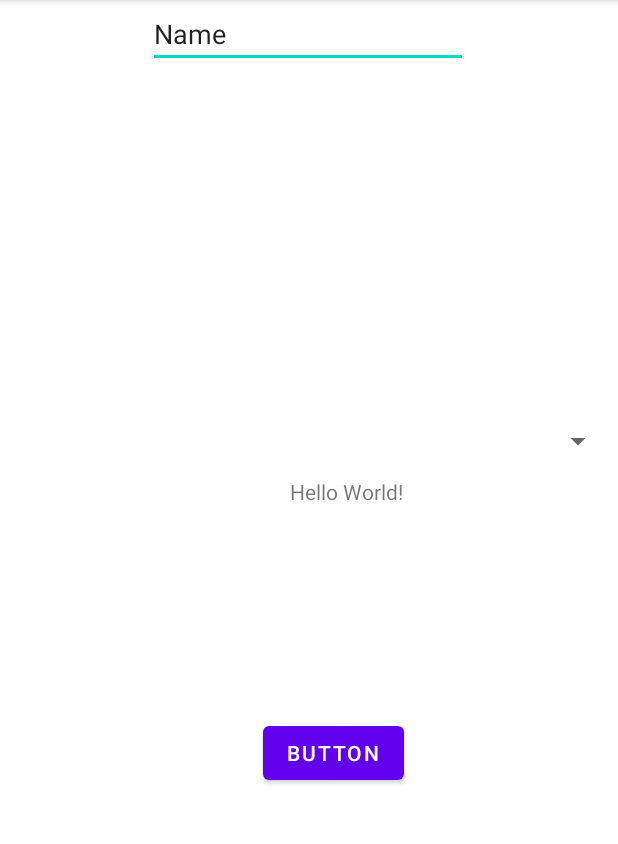
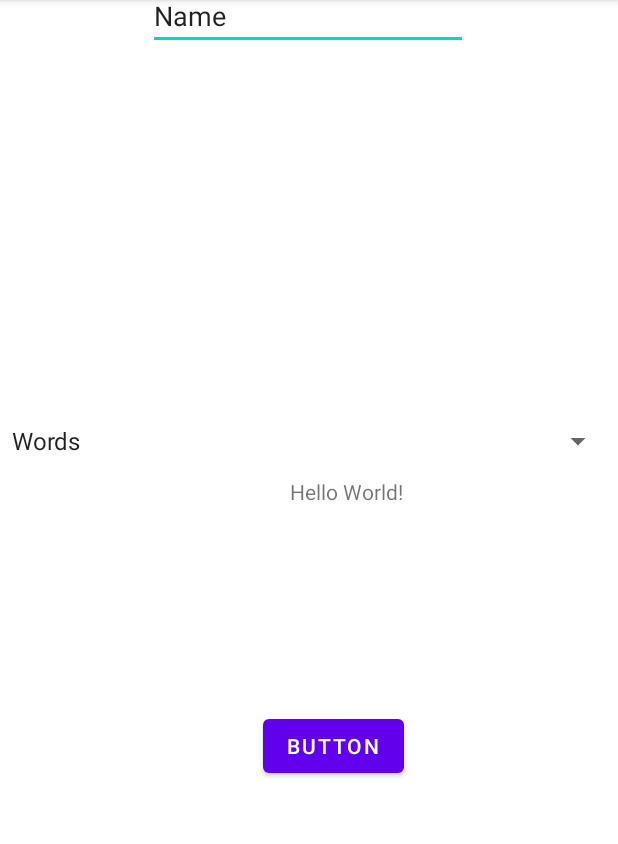
Before and after one commit to IndreATKO/AppTestingIndre, an Android app: the screen it shows after launch (MainActivity), on a phone screen of 412 x 824 dp, the part 84-928 px from its top. Run offline under Robolectric (Android 15) with nearby library versions, the phone set to English and light mode, and no system bars.

```diff
--- a/app/src/main/java/com/example/textcounterindre/MainActivity.java
+++ b/app/src/main/java/com/example/textcounterindre/MainActivity.java
@@ -3,12 +3,47 @@ package com.example.textcounterindre;
 import androidx.appcompat.app.AppCompatActivity;
 
 import android.os.Bundle;
+import android.view.View;
+import android.widget.ArrayAdapter;
+import android.widget.EditText;
+import android.widget.Spinner;
+import android.widget.TextView;
+
+import com.example.textcounterindre.utils.TextUtils;
 
 public class MainActivity extends AppCompatActivity {
+
+    TextView tvResult;
+    EditText txtMain;
+    Spinner spDropDown;
 
     @Override
     protected void onCreate(Bundle savedInstanceState) {
         super.onCreate(savedInstanceState);
         setContentView(R.layout.activity_main);
+
+        this.tvResult = findViewById(R.id.tvResult);
+        this.txtMain = findViewById(R.id.txtMain);
+        this.spDropDown = findViewById(R.id.spDropDown);
+        ArrayAdapter<CharSequence> adapter = ArrayAdapter.createFromResource(this,
+                R.array.counting_options, android.R.layout.simple_spinner_item);
+        adapter.setDropDownViewResource(android.R.layout.simple_spinner_dropdown_item);
+        this.spDropDown.setAdapter(adapter);
+
+    }
+
+    public void onBtnCalculateClick(View view) {
+        if (this.spDropDown.getSelectedItem().toString().equalsIgnoreCase("Words")) {
+//to do
+        } else {
+            int charsCount = TextUtils.getCharsCount(this.txtMain.getText().toString());
+            String charsCountFormatted = String.valueOf(charsCount);
+            this.tvResult.setText(charsCountFormatted);
+
+//            String content = this.txtMain.getText().toString()
+//            int charsCount = content.length();
+//            String charsCountFormatted = String.valueOf(charsCount);
+//            this.tvResult.setText(charsCountFormatted);
+        }
     }
 }
--- a/app/src/main/res/layout/activity_main.xml
+++ b/app/src/main/res/layout/activity_main.xml
@@ -24,7 +24,7 @@
         android:layout_height="wrap_content"
         android:ems="10"
         android:text="Name"
-        app:layout_constraintBottom_toBottomOf="@+id/textView"
+        app:layout_constraintBottom_toBottomOf="@+id/txtMain"
         app:layout_constraintEnd_toEndOf="parent"
         app:layout_constraintHorizontal_bias="0.497"
         app:layout_constraintStart_toStartOf="parent"
@@ -36,6 +36,7 @@
         android:layout_width="wrap_content"
         android:layout_height="wrap_content"
         android:text="Button"
+        android:onClick="onBtnCalculateClick"
         app:layout_constraintBottom_toBottomOf="parent"
         app:layout_constraintEnd_toEndOf="parent"
         app:layout_constraintHorizontal_bias="0.552"
--- a/app/src/main/res/values/strings.xml
+++ b/app/src/main/res/values/strings.xml
@@ -1,3 +1,7 @@
 <resources>
     <string name="app_name">TextCounterIndre</string>
+    <string-array name="counting_options">
+        <item>Words</item>
+        <item>Chars</item>
+    </string-array>
 </resources>
```
Also changed, not shown: app/src/main/java/com/example/textcounterindre/utils/TextUtils.java (added, +7 -0 lines).
